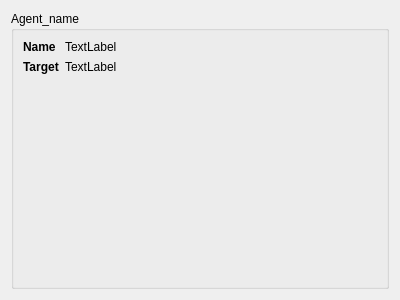
Before: the Qt Designer form agent-1/agent.ui in xentellion/mas, drawn with Qt 5.
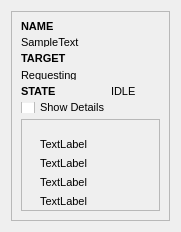
After: the same form once the commit is applied.

Commit message: FEAT: Dynamic agent plates with actual data

```diff
--- a/agent-1/agent.ui
+++ b/agent-1/agent.ui
@@ -6,56 +6,234 @@
    <rect>
     <x>0</x>
     <y>0</y>
-    <width>400</width>
-    <height>300</height>
+    <width>181</width>
+    <height>211</height>
    </rect>
   </property>
+  <property name="sizePolicy">
+   <sizepolicy hsizetype="Preferred" vsizetype="Minimum">
+    <horstretch>0</horstretch>
+    <verstretch>0</verstretch>
+   </sizepolicy>
+  </property>
+  <property name="font">
+   <font>
+    <pointsize>8</pointsize>
+   </font>
+  </property>
   <property name="windowTitle">
    <string>Form</string>
   </property>
-  <layout class="QVBoxLayout" name="verticalLayout">
+  <layout class="QVBoxLayout" name="verticalLayout_2">
+   <property name="sizeConstraint">
+    <enum>QLayout::SizeConstraint::SetMinimumSize</enum>
+   </property>
    <item>
-    <widget class="QGroupBox" name="agent_data">
-     <property name="title">
-      <string>Agent_name</string>
+    <widget class="QFrame" name="frame">
+     <property name="sizePolicy">
+      <sizepolicy hsizetype="Preferred" vsizetype="Minimum">
+       <horstretch>0</horstretch>
+       <verstretch>0</verstretch>
+      </sizepolicy>
      </property>
-     <layout class="QFormLayout" name="formLayout">
-      <item row="0" column="0">
-       <widget class="QLabel" name="label">
-        <property name="font">
-         <font>
-          <bold>true</bold>
-         </font>
+     <property name="frameShape">
+      <enum>QFrame::Shape::StyledPanel</enum>
+     </property>
+     <property name="frameShadow">
+      <enum>QFrame::Shadow::Raised</enum>
+     </property>
+     <layout class="QVBoxLayout" name="verticalLayout_3">
+      <property name="sizeConstraint">
+       <enum>QLayout::SizeConstraint::SetMinimumSize</enum>
+      </property>
+      <item>
+       <layout class="QFormLayout" name="formLayout">
+        <property name="sizeConstraint">
+         <enum>QLayout::SizeConstraint::SetMinimumSize</enum>
         </property>
-        <property name="text">
-         <string>Name</string>
+        <property name="fieldGrowthPolicy">
+         <enum>QFormLayout::FieldGrowthPolicy::ExpandingFieldsGrow</enum>
         </property>
-       </widget>
-      </item>
-      <item row="1" column="0">
-       <widget class="QLabel" name="label_2">
-        <property name="font">
-         <font>
-          <bold>true</bold>
-         </font>
+        <property name="rowWrapPolicy">
+         <enum>QFormLayout::RowWrapPolicy::WrapLongRows</enum>
         </property>
-        <property name="text">
-         <string>Target</string>
+        <property name="labelAlignment">
+         <set>Qt::AlignmentFlag::AlignLeading|Qt::AlignmentFlag::AlignLeft|Qt::AlignmentFlag::AlignVCenter</set>
         </property>
-       </widget>
-      </item>
-      <item row="0" column="1">
-       <widget class="QLabel" name="label_3">
-        <property name="text">
-         <string>TextLabel</string>
+        <property name="formAlignment">
+         <set>Qt::AlignmentFlag::AlignLeading|Qt::AlignmentFlag::AlignLeft|Qt::AlignmentFlag::AlignVCenter</set>
         </property>
-       </widget>
+        <property name="horizontalSpacing">
+         <number>0</number>
+        </property>
+        <item row="0" column="0">
+         <widget class="QLabel" name="label">
+          <property name="font">
+           <font>
+            <pointsize>8</pointsize>
+            <bold>true</bold>
+           </font>
+          </property>
+          <property name="text">
+           <string>NAME</string>
+          </property>
+          <property name="textFormat">
+           <enum>Qt::TextFormat::MarkdownText</enum>
+          </property>
+         </widget>
+        </item>
+        <item row="0" column="1">
+         <widget class="QLabel" name="agent_name">
+          <property name="sizePolicy">
+           <sizepolicy hsizetype="Fixed" vsizetype="Maximum">
+            <horstretch>0</horstretch>
+            <verstretch>0</verstretch>
+           </sizepolicy>
+          </property>
+          <property name="text">
+           <string>SampleText</string>
+          </property>
+          <property name="wordWrap">
+           <bool>true</bool>
+          </property>
+         </widget>
+        </item>
+        <item row="1" column="0">
+         <widget class="QLabel" name="label_2">
+          <property name="font">
+           <font>
+            <pointsize>8</pointsize>
+            <bold>true</bold>
+           </font>
+          </property>
+          <property name="text">
+           <string>TARGET</string>
+          </property>
+         </widget>
+        </item>
+        <item row="1" column="1">
+         <widget class="QLabel" name="target_name">
+          <property name="sizePolicy">
+           <sizepolicy hsizetype="Preferred" vsizetype="Preferred">
+            <horstretch>0</horstretch>
+            <verstretch>0</verstretch>
+           </sizepolicy>
+          </property>
+          <property name="text">
+           <string>Requesting</string>
+          </property>
+          <property name="wordWrap">
+           <bool>true</bool>
+          </property>
+         </widget>
+        </item>
+        <item row="3" column="0">
+         <widget class="QCheckBox" name="details_check">
+          <property name="text">
+           <string>Show Details</string>
+          </property>
+         </widget>
+        </item>
+        <item row="2" column="0">
+         <widget class="QLabel" name="label_5">
+          <property name="font">
+           <font>
+            <pointsize>8</pointsize>
+            <bold>true</bold>
+           </font>
+          </property>
+          <property name="text">
+           <string>STATE</string>
+          </property>
+         </widget>
+        </item>
+        <item row="2" column="1">
+         <widget class="QLabel" name="state_name">
+          <property name="text">
+           <string>IDLE</string>
+          </property>
+          <property name="wordWrap">
+           <bool>true</bool>
+          </property>
+         </widget>
+        </item>
+       </layout>
       </item>
-      <item row="1" column="1">
-       <widget class="QLabel" name="target_label">
-        <property name="text">
-         <string>TextLabel</string>
+      <item>
+       <widget class="QFrame" name="details_frame">
+        <property name="sizePolicy">
+         <sizepolicy hsizetype="Preferred" vsizetype="Preferred">
+          <horstretch>0</horstretch>
+          <verstretch>0</verstretch>
+         </sizepolicy>
         </property>
+        <property name="frameShape">
+         <enum>QFrame::Shape::StyledPanel</enum>
+        </property>
+        <property name="frameShadow">
+         <enum>QFrame::Shadow::Raised</enum>
+        </property>
+        <layout class="QVBoxLayout" name="verticalLayout">
+         <property name="sizeConstraint">
+          <enum>QLayout::SizeConstraint::SetDefaultConstraint</enum>
+         </property>
+         <item>
+          <layout class="QHBoxLayout" name="horizontalLayout">
+           <property name="sizeConstraint">
+            <enum>QLayout::SizeConstraint::SetDefaultConstraint</enum>
+           </property>
+           <item>
+            <widget class="QWidget" name="widget" native="true">
+             <property name="enabled">
+              <bool>true</bool>
+             </property>
+             <property name="sizePolicy">
+              <sizepolicy hsizetype="Expanding" vsizetype="Ignored">
+               <horstretch>0</horstretch>
+               <verstretch>0</verstretch>
+              </sizepolicy>
+             </property>
+             <layout class="QFormLayout" name="formLayout_2">
+              <property name="sizeConstraint">
+               <enum>QLayout::SizeConstraint::SetMinimumSize</enum>
+              </property>
+              <property name="labelAlignment">
+               <set>Qt::AlignmentFlag::AlignLeading|Qt::AlignmentFlag::AlignLeft|Qt::AlignmentFlag::AlignVCenter</set>
+              </property>
+              <item row="1" column="0">
+               <widget class="QLabel" name="label_3">
+                <property name="text">
+                 <string>TextLabel</string>
+                </property>
+               </widget>
+              </item>
+              <item row="2" column="0">
+               <widget class="QLabel" name="label_4">
+                <property name="text">
+                 <string>TextLabel</string>
+                </property>
+               </widget>
+              </item>
+              <item row="3" column="0">
+               <widget class="QLabel" name="label_6">
+                <property name="text">
+                 <string>TextLabel</string>
+                </property>
+               </widget>
+              </item>
+              <item row="4" column="0">
+               <widget class="QLabel" name="label_7">
+                <property name="text">
+                 <string>TextLabel</string>
+                </property>
+               </widget>
+              </item>
+             </layout>
+            </widget>
+           </item>
+          </layout>
+         </item>
+        </layout>
        </widget>
       </item>
      </layout>
```
Left out of the diff: 19 changed lines with no effect on the pictures. The commit also changes 9 other files.
